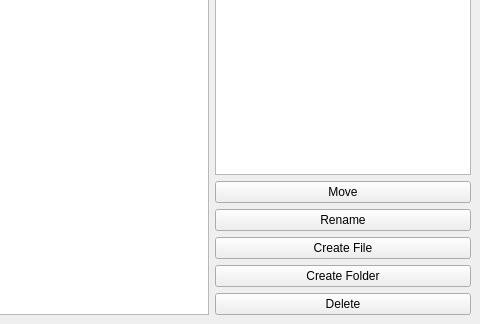
The window that mainwindow.ui (mathysn/qt-file-explorer) describes before a commit, drawn with Qt 5; both pictures show x 320 to 800 and y 276 to 600 of the 800 by 600 pixel window.
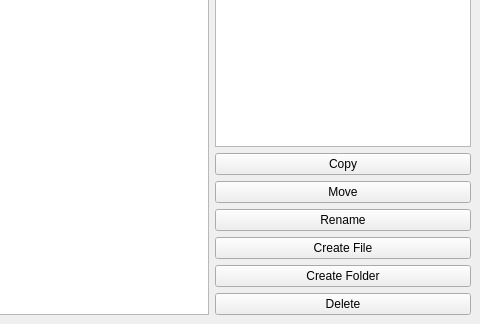
The same window after the commit.

The edit to the form file:
```diff
--- a/mainwindow.ui
+++ b/mainwindow.ui
@@ -43,6 +43,13 @@
         </property>
        </widget>
       </item>
+      <item>
+       <widget class="QPushButton" name="copyButton">
+        <property name="text">
+         <string>Copy</string>
+        </property>
+       </widget>
+      </item>
       <item>
           <widget class="QPushButton" name="moveButton">
               <property name="text">
```
Left out of the diff: 4 changed lines with no effect on the pictures. Lines whose indentation alone changed are shown as unchanged.
